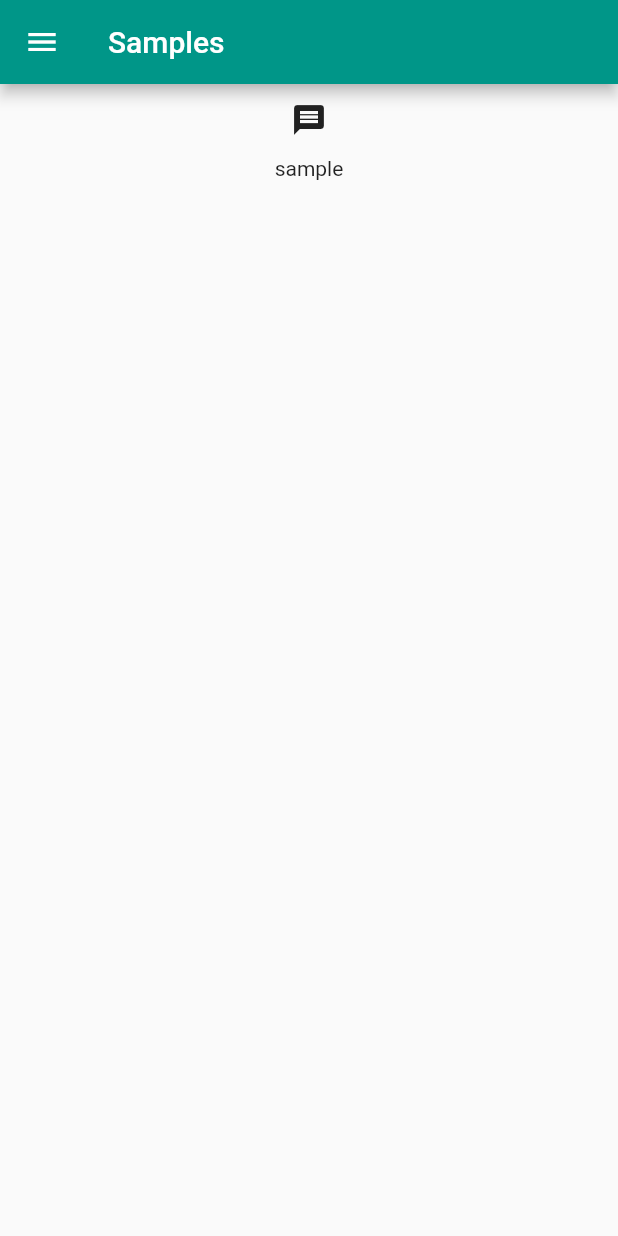
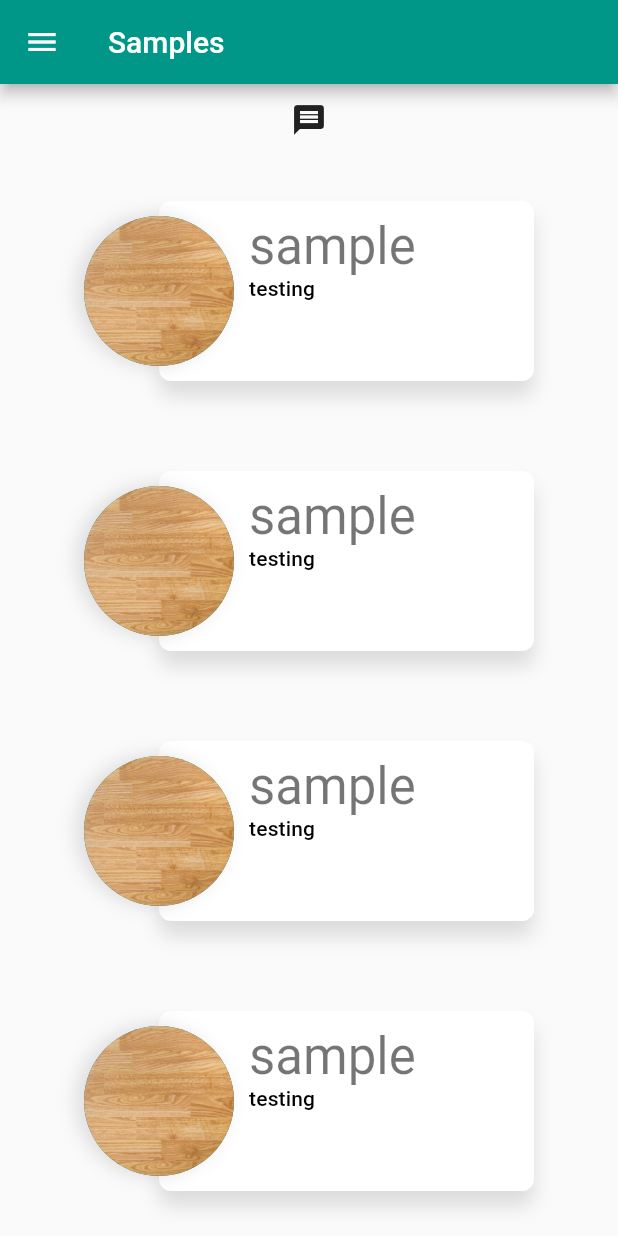
Before and after one commit to Sherman-Chin/inovar, a Flutter app: the FloorScreen screen opened by its route, after a tap on the "message" icon, on a phone screen of 412 x 824 dp. Run offline on Flutter 3.47's test engine with Material 2 defaults, Android fonts, the phone set to English and light mode, and no system bars; our stand-ins replace equatable, flutter_bloc, sqflite; missing offline and left inert: panorama; accounts and stored records are empty.

Commit message:
Create Floor cards for each samples

```diff
--- a/lib/blocs/FloorBloc.dart
+++ b/lib/blocs/FloorBloc.dart
@@ -2,7 +2,6 @@ import 'package:flutter_bloc/flutter_bloc.dart';
 import 'package:inovar/services/events.dart';
 import 'package:inovar/services/floor_database.dart';
 import 'package:inovar/services/states.dart';
-import 'package:sqflite/sqflite.dart';
 
 class FloorBloc extends Bloc<DatabaseEvents, DatabaseState> {
   final FloorDatabase floorDatabase;
--- a/lib/components/drawer.dart
+++ b/lib/components/drawer.dart
@@ -1,5 +1,5 @@
 import 'package:flutter/material.dart';
-import 'package:inovar/components/routes.dart';
+import 'file:///C:/Users/Student/Desktop/New%20folder/inovar/lib/services/routes.dart';
 
 class SideDrawer extends StatelessWidget {
   @override
--- a/lib/main.dart
+++ b/lib/main.dart
@@ -2,7 +2,7 @@ import 'package:flutter/material.dart';
 import 'package:flutter_bloc/flutter_bloc.dart';
 import 'package:inovar/blocs/FloorBloc.dart';
 import 'package:inovar/screens/floor/floor_screen.dart';
-import 'package:inovar/components/routes.dart';
+import 'file:///C:/Users/Student/Desktop/New%20folder/inovar/lib/services/routes.dart';
 import 'package:inovar/screens/home/home_screen.dart';
 import 'package:inovar/services/floor_database.dart';
 
--- a/lib/models/floor.dart
+++ b/lib/models/floor.dart
@@ -3,15 +3,17 @@ class Floor {
   int id;
   String name;
   String description;
+  String image;
   var tags;
   var categories;
 
-  Floor({this.id, this.name, this.description, this.tags, this.categories});
+  Floor({this.id, this.name, this.description, this.image, this.tags, this.categories});
 
   factory Floor.fromMap(Map<String, dynamic> json) => Floor(
     id: json["id"],
     name: json["name"],
     description: json["description"],
+    image: json["image"],
     tags: json["tags"],
     categories: json["categories"],
   );
@@ -20,6 +22,7 @@ class Floor {
     "id": id,
     "name": name,
     "description": description,
+    "image": image,
     "tags": tags,
     "categories": categories,
   };
--- /dev/null
+++ b/lib/screens/floor/floor_card.dart
@@ -0,0 +1,103 @@
+import 'package:flutter/material.dart';
+
+class FloorCard extends StatelessWidget {
+  final String floorName;
+  final String floorDescription;
+  final String imageName;
+
+  FloorCard({this.floorName, this.floorDescription, this.imageName});
+
+  @override
+  Widget build(BuildContext context) {
+    return Container(
+      margin: EdgeInsets.symmetric(vertical: 30.0, horizontal: 20),
+      child: Stack(
+        children: [
+          FloorCardContent(
+            floorName: floorName,
+            floorDescription: floorDescription,
+          ),
+          FloorThumbnail(imageName: imageName),
+        ],
+      ),
+    );
+  }
+}
+
+class FloorThumbnail extends StatelessWidget {
+  final String imageName;
+
+  FloorThumbnail({this.imageName});
+
+  @override
+  Widget build(BuildContext context) {
+    return Container(
+      decoration: BoxDecoration(boxShadow: [
+        BoxShadow(
+          color: Colors.black12,
+          blurRadius: 10.0,
+          offset: Offset(-5.0, 0.0),
+        ),
+      ],
+        shape: BoxShape.circle,
+      ),
+      margin: EdgeInsets.symmetric(vertical: 10),
+        child: CircleAvatar(
+          backgroundImage: AssetImage(imageName),
+          radius: 50,
+          child: InkWell(
+            onTap: () => {},
+            borderRadius: BorderRadius.circular(50.0),
+          ),
+        ),
+    );
+  }
+}
+
+class FloorCardContent extends StatelessWidget {
+  final String floorName;
+  final String floorDescription;
+
+  FloorCardContent({this.floorName, this.floorDescription});
+
+  @override
+  Widget build(BuildContext context) {
+    return InkWell(
+      splashColor: Colors.transparent,
+      highlightColor: Colors.transparent,
+      onTap: () => {},
+      child: Container(
+        margin: EdgeInsets.only(left: 50.0),
+        width: 250,
+        height: 120,
+        decoration: BoxDecoration(
+          color: Colors.white,
+          boxShadow: [
+            BoxShadow(
+              color: Colors.black12,
+              blurRadius: 10.0,
+              offset: Offset(0.0, 10.0),
+            ),
+          ],
+          borderRadius: BorderRadius.circular(8.0),
+        ),
+        child: Container(
+          margin: EdgeInsets.fromLTRB(60.0, 10.0, 10.0, 10.0),
+          child: Column(
+            crossAxisAlignment: CrossAxisAlignment.start,
+            children: [
+              Text(
+                floorName,
+                style: Theme.of(context).textTheme.headline4,
+              ),
+              Text(
+                floorDescription,
+                style: Theme.of(context).textTheme.subtitle2,
+              )
+            ],
+          ),
+        ),
+      ),
+    );
+  }
+}
--- a/lib/screens/floor/floor_screen.dart
+++ b/lib/screens/floor/floor_screen.dart
@@ -1,6 +1,8 @@
 import 'package:flutter/material.dart';
 import 'package:inovar/blocs/FloorBloc.dart';
 import 'package:flutter_bloc/flutter_bloc.dart';
+import 'package:inovar/models/floor.dart';
+import 'package:inovar/screens/floor/floor_card.dart';
 import 'package:inovar/services/events.dart';
 import 'package:inovar/services/states.dart';
 import 'package:panorama/panorama.dart';
@@ -20,6 +22,18 @@ class _FloorScreenState extends State<FloorScreen> {
     floorBloc = BlocProvider.of<FloorBloc>(context);
   }
 
+  Widget _getCards(List<Floor> floors) {
+    return Wrap(
+      children: floors.map((floor) {
+        return FloorCard(
+          floorName: floor.name,
+          floorDescription: floor.description,
+          imageName: floor.image,
+        );
+      }).toList(),
+    );
+  }
+
   @override
   Widget build(BuildContext context) {
     final Widget title = Text('Samples');
@@ -29,19 +43,24 @@ class _FloorScreenState extends State<FloorScreen> {
     // );
 
     final Widget content = Center(
-      child: Column(
+      child: ListView(
+        children: [
+          Column(
             children: [
               IconButton(
                 icon: Icon(Icons.message),
                 onPressed: () => floorBloc.add(DatabaseEvents.GetFloorSamples),
               ),
-          BlocBuilder<FloorBloc, DatabaseState>(builder: (BuildContext context, DatabaseState state) {
+              BlocBuilder<FloorBloc, DatabaseState>(
+                  builder: (BuildContext context, DatabaseState state) {
                 if (state is DatabaseQueried) {
-              return Text(state.floors[0].name);
+                  return _getCards(state.floors);
                 } else {
                   return Text('Loading');
                 }
               })
+            ],
+          ),
         ],
       ),
     );
--- a/lib/services/floor_database.dart
+++ b/lib/services/floor_database.dart
@@ -36,6 +36,9 @@ class FloorDatabase {
 
   void _initDatabase(Database db, int version) async {
     await db.transaction((txn) async {
+      await db.execute('DROP TABLE IF EXISTS FloorDetail');
+      await db.execute('DROP TABLE IF EXISTS FloorTags');
+
       await db.execute('CREATE TABLE FloorDetail'
           '(id INTEGER PRIMARY KEY,'
           'name TEXT,'
@@ -50,15 +53,90 @@ class FloorDatabase {
   }
 
   Future<List<Floor>> getFloorWithId (int id) async {
-    Database db = await _database();
+    // Database db = await _database();
     //And then perform stuff on the db
     var result = await Future.delayed(const Duration(seconds: 1), () => List.of([Floor(
       id: 0,
       name: 'sample',
       description: 'testing',
+      image: 'assets/images/' + 'wooden-floor.jpg',
       categories: ['cat1', 'cat2'],
       tags: ['tag1', 'tag2']
-    )]));
+    ),
+      Floor(
+          id: 0,
+          name: 'sample',
+          description: 'testing',
+          image: 'assets/images/' + 'wooden-floor.jpg',
+          categories: ['cat1', 'cat2'],
+          tags: ['tag1', 'tag2']
+      ),
+      Floor(
+          id: 0,
+          name: 'sample',
+          description: 'testing',
+          image: 'assets/images/' + 'wooden-floor.jpg',
+          categories: ['cat1', 'cat2'],
+          tags: ['tag1', 'tag2']
+      ),
+      Floor(
+          id: 0,
+          name: 'sample',
+          description: 'testing',
+          image: 'assets/images/' + 'wooden-floor.jpg',
+          categories: ['cat1', 'cat2'],
+          tags: ['tag1', 'tag2']
+      ),
+      Floor(
+          id: 0,
+          name: 'sample',
+          description: 'testing',
+          image: 'assets/images/' + 'wooden-floor.jpg',
+          categories: ['cat1', 'cat2'],
+          tags: ['tag1', 'tag2']
+      ),
+      Floor(
+          id: 0,
+          name: 'sample',
+          description: 'testing',
+          image: 'assets/images/' + 'wooden-floor.jpg',
+          categories: ['cat1', 'cat2'],
+          tags: ['tag1', 'tag2']
+      ),
+      Floor(
+          id: 0,
+          name: 'sample',
+          description: 'testing',
+          image: 'assets/images/' + 'wooden-floor.jpg',
+          categories: ['cat1', 'cat2'],
+          tags: ['tag1', 'tag2']
+      ),
+      Floor(
+          id: 0,
+          name: 'sample',
+          description: 'testing',
+          image: 'assets/images/' + 'wooden-floor.jpg',
+          categories: ['cat1', 'cat2'],
+          tags: ['tag1', 'tag2']
+      ),
+      Floor(
+          id: 0,
+          name: 'sample',
+          description: 'testing',
+          image: 'assets/images/' + 'wooden-floor.jpg',
+          categories: ['cat1', 'cat2'],
+          tags: ['tag1', 'tag2']
+      ),
+
+      Floor(
+          id: 0,
+          name: 'sample',
+          description: 'testing',
+          image: 'assets/images/' + 'wooden-floor.jpg',
+          categories: ['cat1', 'cat2'],
+          tags: ['tag1', 'tag2']
+      ),
+    ]));
     return result;
   }
 }
```
Also changed, not shown: assets/images/wooden-floor.jpg (added), lib/services/routes.dart (renamed from lib/components/routes.dart). Lines whose indentation alone changed are shown as unchanged.
